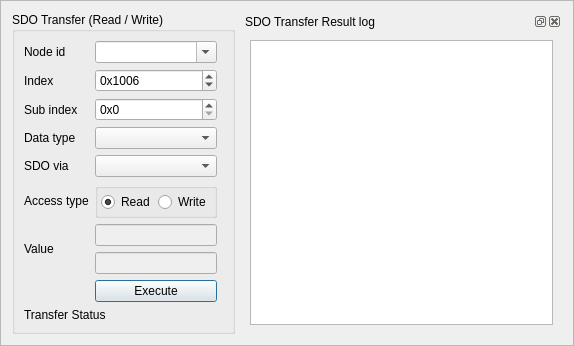
Before: the Qt Designer form apps/demo_qt_advanced/plk_qt_gui/ui/SdoTransfer.ui in OpenAutomationTechnologies/openPOWERLINK_Qt_App, drawn with Qt 5.
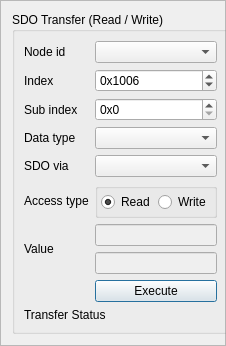
After: the same form once the commit is applied.

Commit message: [TASK] Remove SDO transfer logging

Diff of the .ui file:
```diff
--- a/apps/demo_qt_advanced/plk_qt_gui/ui/SdoTransfer.ui
+++ b/apps/demo_qt_advanced/plk_qt_gui/ui/SdoTransfer.ui
@@ -7,7 +7,7 @@
    <rect>
     <x>0</x>
     <y>0</y>
-    <width>574</width>
+    <width>226</width>
     <height>311</height>
    </rect>
   </property>
@@ -216,14 +216,11 @@
         <property name="inputMethodHints">
          <set>Qt::ImhDigitsOnly|Qt::ImhFormattedNumbersOnly|Qt::ImhPreferNumbers</set>
         </property>
-        <property name="editable">
-         <bool>true</bool>
-        </property>
         <property name="maxCount">
          <number>255</number>
         </property>
         <property name="minimumContentsLength">
-         <number>4</number>
+         <number>3</number>
         </property>
        </widget>
       </item>
@@ -244,20 +241,6 @@
      </layout>
     </widget>
    </item>
-   <item row="0" column="1">
-    <widget class="QDockWidget" name="dockWidget">
-     <property name="windowTitle">
-      <string>SDO Transfer Result log</string>
-     </property>
-     <widget class="QWidget" name="dockWidgetContents">
-      <layout class="QVBoxLayout" name="verticalLayout">
-       <item>
-        <widget class="QTextEdit" name="sdoTransferLog"/>
-       </item>
-      </layout>
-     </widget>
-    </widget>
-   </item>
   </layout>
  </widget>
  <resources/>
```
The commit also changes 1 other file.
